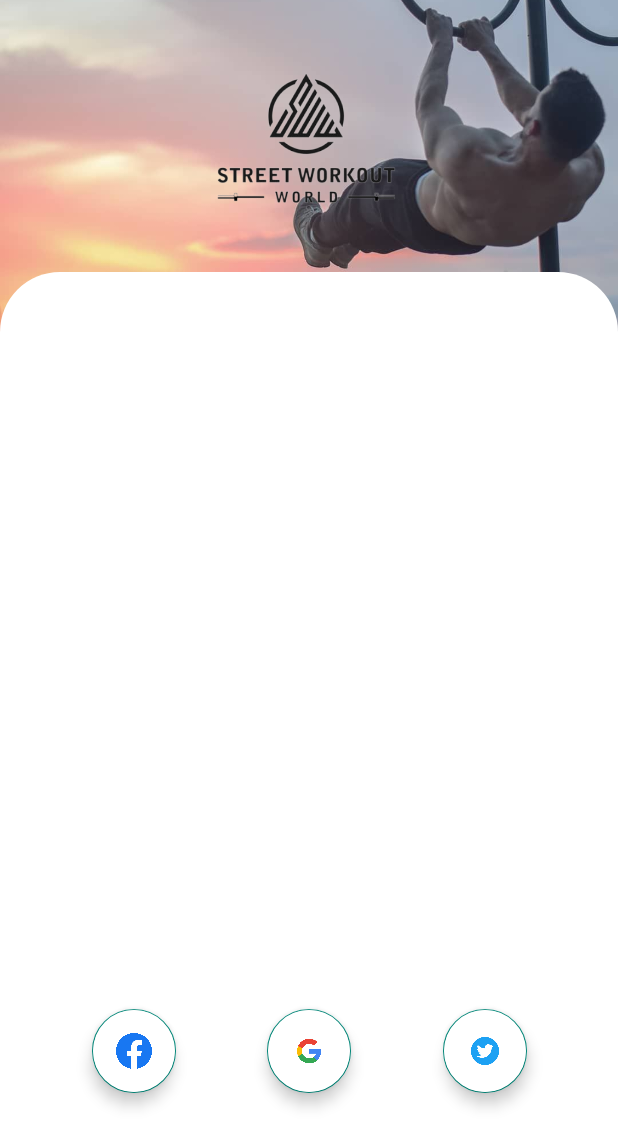
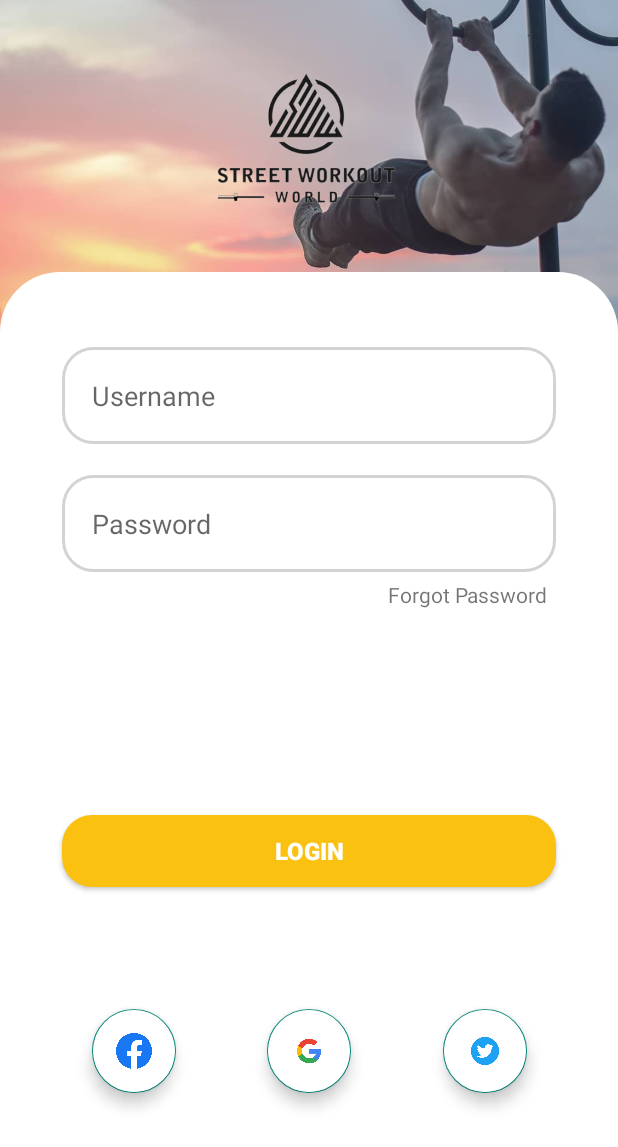
Before and after one commit to Berserker7x/Street-Workout-App-SW4life-, an Android app: the Login screen opened directly, with no data from a screen before it, on a phone screen of 412 x 824 dp. Shown: the top 1147 px of the screen. Run offline under Robolectric (Android 15) with nearby library versions, the phone set to English and light mode, and no system bars.

Commit message:
new Login & signup logic

```diff
--- a/app/src/main/java/com/example/firstapp/Login.java
+++ b/app/src/main/java/com/example/firstapp/Login.java
@@ -19,30 +19,8 @@ public class Login extends AppCompatActivity {
     @Override
     protected void onCreate(Bundle savedInstanceState) {
         super.onCreate(savedInstanceState);
-        setContentView(R.layout.activity_login);
-        tabLayout=findViewById(R.id.tab_layout);
-        fb=findViewById(R.id.fab_facebook);
-        google=findViewById(R.id.fab_google);
-        twiter=findViewById(R.id.tab_layout);
-        tabLayout=findViewById(R.id.fab_twt);
-        tabLayout.addTab(tabLayout.newTab().setText("Login"));
-        tabLayout.addTab(tabLayout.newTab().setText("Signup"));
-        tabLayout.setTabGravity(TabLayout.GRAVITY_FILL);
-        final LoginAdapter adapter=new LoginAdapter(getSupportFragmentManager(),this.tabLayout.getTabCount());
-        viewPager.setAdapter(adapter);
-        viewPager.addOnAdapterChangeListener((ViewPager.OnAdapterChangeListener) new TabLayout.TabLayoutOnPageChangeListener(tabLayout));
-        fb.setTranslationY(300);
-        google.setTranslationY(300);
-        twiter.setTranslationY(300);
-        tabLayout.setTranslationY(300);
-        fb.setAlpha(v);
-        google.setAlpha(v);
-        twiter.setAlpha(v);
-        tabLayout.setAlpha(v);
-        fb.animate().translationY(0).alpha(1).setDuration(1000).setStartDelay(400).start();
-        google.animate().translationY(0).alpha(1).setDuration(1000).setStartDelay(600).start();
-        twiter.animate().translationY(0).alpha(1).setDuration(1000).setStartDelay(800).start();
-        twiter.animate().translationY(0).alpha(1).setDuration(1000).setStartDelay(100).start();
+        setContentView(R.layout.login_tab_fragment);
+
 
 
 
--- a/app/src/main/java/com/example/firstapp/LoginTabFragment.java
+++ b/app/src/main/java/com/example/firstapp/LoginTabFragment.java
@@ -21,7 +21,7 @@ public class LoginTabFragment extends Fragment {
         ViewGroup root=(ViewGroup) inflater.inflate(R.layout.login_tab_fragment,container,false);
         username =root.findViewById(R.id.username);
         password=root.findViewById(R.id.pass);
-        login=root.findViewById(R.id.loginbtn);
+       // login=root.findViewById(R.id.loginbtn);
         forgot=root.findViewById(R.id.forget);
         username.setTranslationX(800);
         password.setTranslationX(800);
--- a/app/src/main/res/layout-land/slide_screen.xml
+++ b/app/src/main/res/layout-land/slide_screen.xml
@@ -71,7 +71,7 @@
         android:layout_marginBottom="16dp"
         android:textColor="@color/white"
         android:text="Let 's get started"
-        android:background="#ffa500"
+        android:background="@drawable/buttonstyle"
         app:layout_constraintBottom_toBottomOf="parent"
         app:layout_constraintEnd_toEndOf="parent"
         app:layout_constraintHorizontal_bias="0.498"
--- a/app/src/main/res/layout-large/slide_screen.xml
+++ b/app/src/main/res/layout-large/slide_screen.xml
@@ -71,6 +71,7 @@
         android:layout_marginRight="16dp"
         android:layout_marginBottom="16dp"
         android:background="#ffa500"
+
         android:text="Let 's get started"
         android:textColor="@color/white"
         android:textSize="20sp"
--- a/app/src/main/res/layout-normal/slide_screen.xml
+++ b/app/src/main/res/layout-normal/slide_screen.xml
@@ -71,7 +71,8 @@
         android:layout_marginBottom="16dp"
         android:textColor="@color/white"
         android:text="Let 's get started"
-        android:background="#ffa500"
+        android:background="@drawable/buttonstyle"
+
         app:layout_constraintBottom_toBottomOf="parent"
         app:layout_constraintEnd_toEndOf="parent"
         app:layout_constraintHorizontal_bias="0.498"
--- a/app/src/main/res/layout/login_tab_fragment.xml
+++ b/app/src/main/res/layout/login_tab_fragment.xml
@@ -6,6 +6,108 @@
     android:layout_width="match_parent"
     android:layout_height="match_parent"
     app:layout_optimizationLevel="all">
+
+    <androidx.constraintlayout.widget.ConstraintLayout
+        android:layout_width="match_parent"
+        android:layout_height="match_parent"
+        tools:context=".Login">
+
+        <ImageView
+            android:id="@+id/imageView"
+            android:layout_width="wrap_content"
+            android:layout_height="0dp"
+            android:scaleType="centerCrop"
+            android:src="@drawable/background"
+            app:layout_constraintBottom_toBottomOf="parent"
+            app:layout_constraintEnd_toEndOf="parent"
+            app:layout_constraintHeight_percent=".27"
+            app:layout_constraintHorizontal_bias="0.0"
+            app:layout_constraintStart_toStartOf="parent"
+            app:layout_constraintTop_toTopOf="parent"
+            app:layout_constraintVertical_bias="0.0" />
+
+        <androidx.constraintlayout.widget.ConstraintLayout
+            android:id="@+id/constraintLayout"
+            android:layout_width="match_parent"
+            android:layout_height="0dp"
+            android:background="@drawable/vie_bg"
+            app:layout_constraintBottom_toBottomOf="parent"
+            app:layout_constraintEnd_toEndOf="parent"
+            app:layout_constraintHeight_percent=".78"
+            app:layout_constraintStart_toStartOf="parent"
+            app:layout_constraintTop_toTopOf="parent"
+            app:layout_constraintVertical_bias="1" />
+        <androidx.viewpager.widget.ViewPager
+            android:id="@+id/viewpager2"
+            android:layout_width="match_parent"
+            android:layout_height="0dp"
+            app:layout_constraintVertical_bias="0"
+            app:layout_constraintHeight_percent=".7"
+            app:layout_constraintBottom_toBottomOf="parent"
+            app:layout_constraintEnd_toEndOf="parent"
+            app:layout_constraintStart_toStartOf="parent"
+            app:layout_constraintTop_toTopOf="parent"/>
+
+        <com.google.android.material.tabs.TabLayout
+            android:id="@+id/tab_layout"
+            android:layout_width="match_parent"
+            android:layout_height="wrap_content"
+            app:layout_constraintBottom_toBottomOf="parent"
+            app:layout_constraintEnd_toEndOf="parent"
+            app:layout_constraintStart_toStartOf="parent"
+            app:layout_constraintTop_toBottomOf="@+id/imageView"/>
+
+        <com.google.android.material.floatingactionbutton.FloatingActionButton
+            android:id="@+id/fab_google"
+            android:elevation="35dp"
+            android:layout_width="wrap_content"
+            android:layout_height="wrap_content"
+            android:backgroundTint="@color/white"
+            android:src="@drawable/google"
+            app:layout_constraintBottom_toBottomOf="parent"
+            app:layout_constraintEnd_toEndOf="parent"
+            app:layout_constraintStart_toStartOf="parent"
+            app:layout_constraintTop_toBottomOf="@+id/viewpager2" />
+
+        <com.google.android.material.floatingactionbutton.FloatingActionButton
+            android:id="@+id/fab_twt"
+            android:layout_width="wrap_content"
+            android:layout_height="wrap_content"
+            android:backgroundTint="@color/white"
+            android:elevation="35dp"
+            android:src="@drawable/twiter"
+
+            app:layout_constraintBottom_toBottomOf="parent"
+            app:layout_constraintEnd_toEndOf="parent"
+            app:layout_constraintStart_toEndOf="@+id/fab_google"
+            app:layout_constraintTop_toBottomOf="@+id/viewpager2" />
+
+        <com.google.android.material.floatingactionbutton.FloatingActionButton
+            android:id="@+id/fab_facebook"
+            android:layout_width="wrap_content"
+            android:layout_height="wrap_content"
+            android:backgroundTint="@color/white"
+            android:elevation="35dp"
+            android:src="@drawable/fb"
+            app:layout_constraintBottom_toBottomOf="parent"
+            app:layout_constraintEnd_toStartOf="@+id/fab_google"
+            app:layout_constraintStart_toStartOf="parent"
+            app:layout_constraintTop_toBottomOf="@+id/viewpager2" />
+
+        <ImageView
+            android:layout_width="143dp"
+            android:layout_height="116dp"
+
+            android:src="@drawable/logo3"
+            app:layout_constraintBottom_toTopOf="@+id/constraintLayout"
+            app:layout_constraintEnd_toEndOf="parent"
+            app:layout_constraintStart_toStartOf="parent"
+            app:layout_constraintTop_toTopOf="@+id/imageView" />
+
+    </androidx.constraintlayout.widget.ConstraintLayout>
+
+
+
 
     <EditText
         android:id="@+id/email"
```
Also changed, not shown: app/src/main/res/layout-xlarge/slide_screen.xml (+4 -4 lines), app/src/main/res/layout/signup_tab_fragment.xml (+26 -12 lines).
